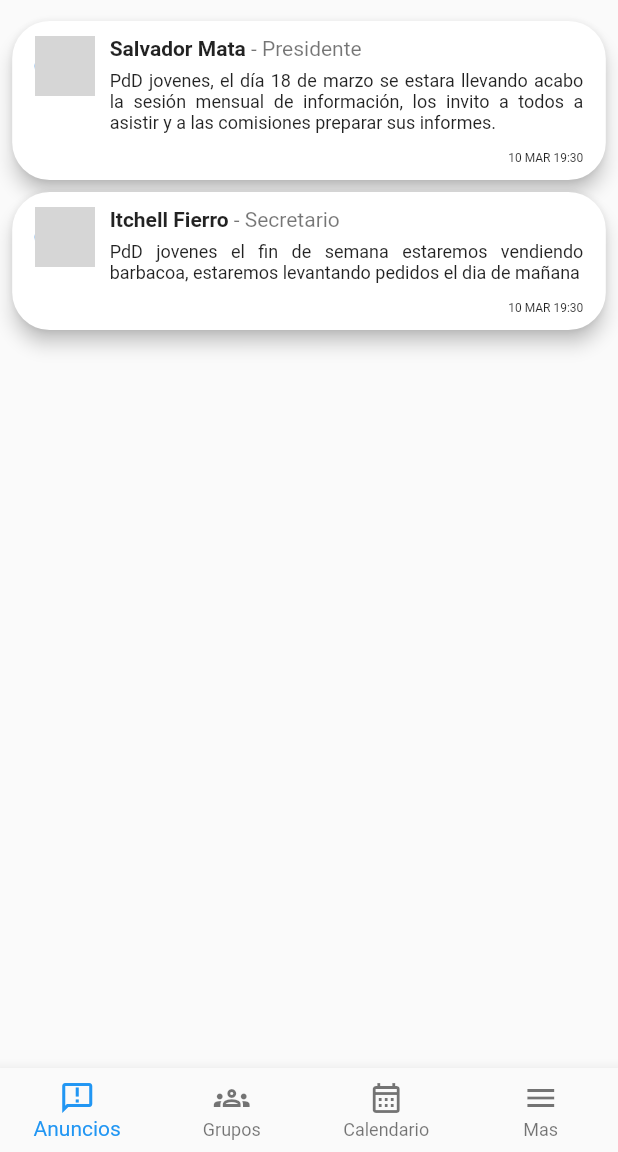
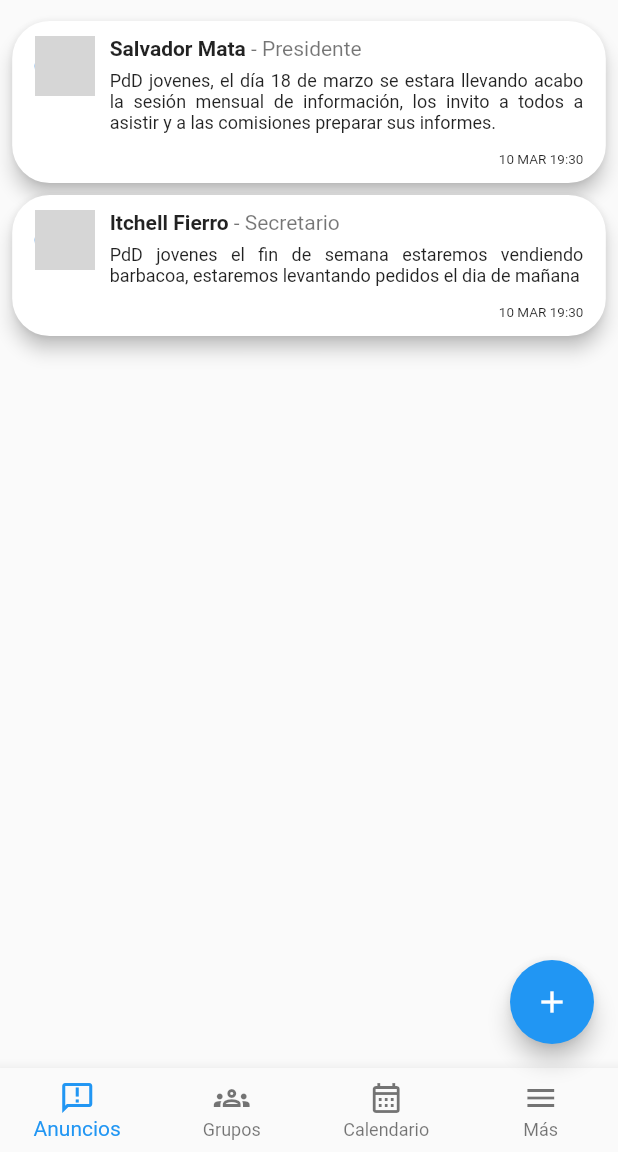
Before and after one commit to SideralShift/sjpe_app, a Flutter app: the screen it shows after launch, on a phone screen of 412 x 824 dp, the part 84-1236 px from its top. Run offline on Flutter 3.47's test engine with Material 2 defaults, Android fonts, the phone set to English and light mode, and no system bars; our stand-ins replace firebase_core, google_fonts; accounts and stored records are empty; network calls fail; grey boxes are pictures that could not be loaded.

Commit message:
Added new announcement screen and a major refactor

```diff
--- a/lib/widgets/Announcements/announcement_card.dart
+++ b/lib/widgets/Announcements/announcement_card.dart
@@ -1,20 +1,22 @@
 import 'package:app/models/announcement.dart';
 import 'package:app/utils/date_utils.dart';
+import 'package:app/widgets/reusable/formatted_name_role.dart';
+import 'package:app/widgets/reusable/user_avatar.dart';
 import 'package:flutter/material.dart';
 import 'package:google_fonts/google_fonts.dart';
 
 class AnnouncementCard extends StatelessWidget {
   final Announcement announcement;
-  final double _headerFontSize = 14;
 
   const AnnouncementCard({required this.announcement});
 
   @override
   Widget build(BuildContext context) {
     return Card(
-       shape: RoundedRectangleBorder(
-              borderRadius: BorderRadius.circular(25.0), // Adjust the radius as needed
-            ),
+        shape: RoundedRectangleBorder(
+          borderRadius:
+              BorderRadius.circular(25.0), // Adjust the radius as needed
+        ),
         elevation: 5,
         child: Padding(
           padding: const EdgeInsets.symmetric(horizontal: 15, vertical: 10),
@@ -23,10 +25,7 @@ class AnnouncementCard extends StatelessWidget {
             children: [
               Column(
                 children: [
-                  CircleAvatar(
-                    radius: 20,
-                    foregroundImage: NetworkImage(announcement.user!.photoUrl!),
-                  )
+                  UserAvatar(user: announcement.user!)
                 ],
               ),
               _buildDetail()
@@ -41,20 +40,7 @@ class AnnouncementCard extends StatelessWidget {
       padding: const EdgeInsets.only(left: 10),
       child: Column(
         children: [
-          Row(
-            children: [
-              Text(
-                '${announcement.user?.person?.name} ${announcement.user?.person?.lastName}',
-                style: GoogleFonts.roboto(
-                    fontSize: _headerFontSize, fontWeight: FontWeight.w600),
-              ),
-              Text(
-                ' - ${announcement.user?.mainRole}',
-                style: GoogleFonts.roboto(
-                    fontSize: _headerFontSize, color: Colors.black54),
-              )
-            ],
-          ),
+          FormattedNameRole(user: announcement.user!),
           Padding(
               padding: const EdgeInsets.symmetric(vertical: 7),
               child: Row(
@@ -74,7 +60,7 @@ class AnnouncementCard extends StatelessWidget {
               children: [
                 Text(
                   DateUtil.formatDate(announcement.createdAt!, 'es'),
-                  style: const TextStyle(fontSize: 8),
+                  style: const TextStyle(fontSize: 9),
                 )
               ],
             ),
--- a/lib/widgets/Announcements/announcements_screen.dart
+++ b/lib/widgets/Announcements/announcements_screen.dart
@@ -5,6 +5,7 @@ import 'package:flutter/material.dart';
 import 'package:app/models/announcement.dart';
 
 class AnnouncementsScreen extends StatelessWidget {
+
   @override
   Widget build(BuildContext context) {
     Person person = Person(name: 'Salvador', lastName: 'Mata');
--- a/lib/widgets/app.dart
+++ b/lib/widgets/app.dart
@@ -1,4 +1,5 @@
 import 'package:app/widgets/Announcements/announcements_screen.dart';
+import 'package:app/widgets/Announcements/new_announcement.dart';
 import 'package:app/widgets/tool_bar.dart';
 import 'package:flutter/material.dart';
 
@@ -9,7 +10,11 @@ class App extends StatefulWidget {
 
 class _AppState extends State<App> {
   static final List<Map<String, Widget>> _pages = [
-    {"toolbar": ToolBar(), "body": AnnouncementsScreen()},
+    {
+      "toolbar": ToolBar(),
+      "body": AnnouncementsScreen(),
+      "floatingButton": NewAnnouncement()
+    },
     {"toolbar": ToolBar(), "body": Text('Grupos page')},
     {"toolbar": ToolBar(), "body": Text('Calendario page')},
     {"toolbar": ToolBar(), "body": Text('Mas page')}
@@ -28,8 +33,9 @@ class _AppState extends State<App> {
     return Scaffold(
       appBar: _pages[_actualIndex]['toolbar'] as PreferredSizeWidget,
       body: _pages[_actualIndex]['body'],
+      floatingActionButton: _pages[_actualIndex]['floatingButton'],
       bottomNavigationBar: BottomNavigationBar(
-        currentIndex: _actualIndex,
+          currentIndex: _actualIndex,
           onTap: _onNavBarTap,
           type: BottomNavigationBarType.fixed,
           items: const <BottomNavigationBarItem>[
@@ -47,7 +53,7 @@ class _AppState extends State<App> {
             ),
             BottomNavigationBarItem(
               icon: Icon(Icons.menu),
-              label: 'Mas',
+              label: 'Más',
             )
           ]),
     );
--- /dev/null
+++ b/lib/widgets/reusable/formatted_name_role.dart
@@ -0,0 +1,27 @@
+import 'package:app/models/user.dart';
+import 'package:flutter/material.dart';
+import 'package:google_fonts/google_fonts.dart';
+
+class FormattedNameRole extends StatelessWidget {
+  final User user;
+  final double fontSize;
+
+  FormattedNameRole({required this.user, this.fontSize = 14});
+
+  @override
+  Widget build(BuildContext context) {
+    return Row(
+      children: [
+        Text(
+          '${user.person?.name} ${user.person?.lastName}',
+          style: GoogleFonts.roboto(
+              fontSize: fontSize, fontWeight: FontWeight.w600),
+        ),
+        Text(
+          ' - ${user.mainRole}',
+          style: GoogleFonts.roboto(fontSize: fontSize, color: Colors.black54),
+        )
+      ],
+    );
+  }
+}
--- /dev/null
+++ b/lib/widgets/reusable/user_avatar.dart
@@ -0,0 +1,17 @@
+import 'package:app/models/user.dart';
+import 'package:flutter/material.dart';
+
+class UserAvatar extends StatelessWidget {
+  final User user;
+  final double radius;
+
+  UserAvatar({required this.user, this.radius = 20});
+
+  @override
+  Widget build(BuildContext context) {
+    return CircleAvatar(
+      radius: radius,
+      foregroundImage: NetworkImage(user.photoUrl!),
+    );
+  }
+}
```
Also changed, not shown: lib/widgets/Announcements/new_announcement.dart (added, +136 -0 lines), lib/widgets/reusable/safe_dialog.dart (added, +12 -0 lines).
